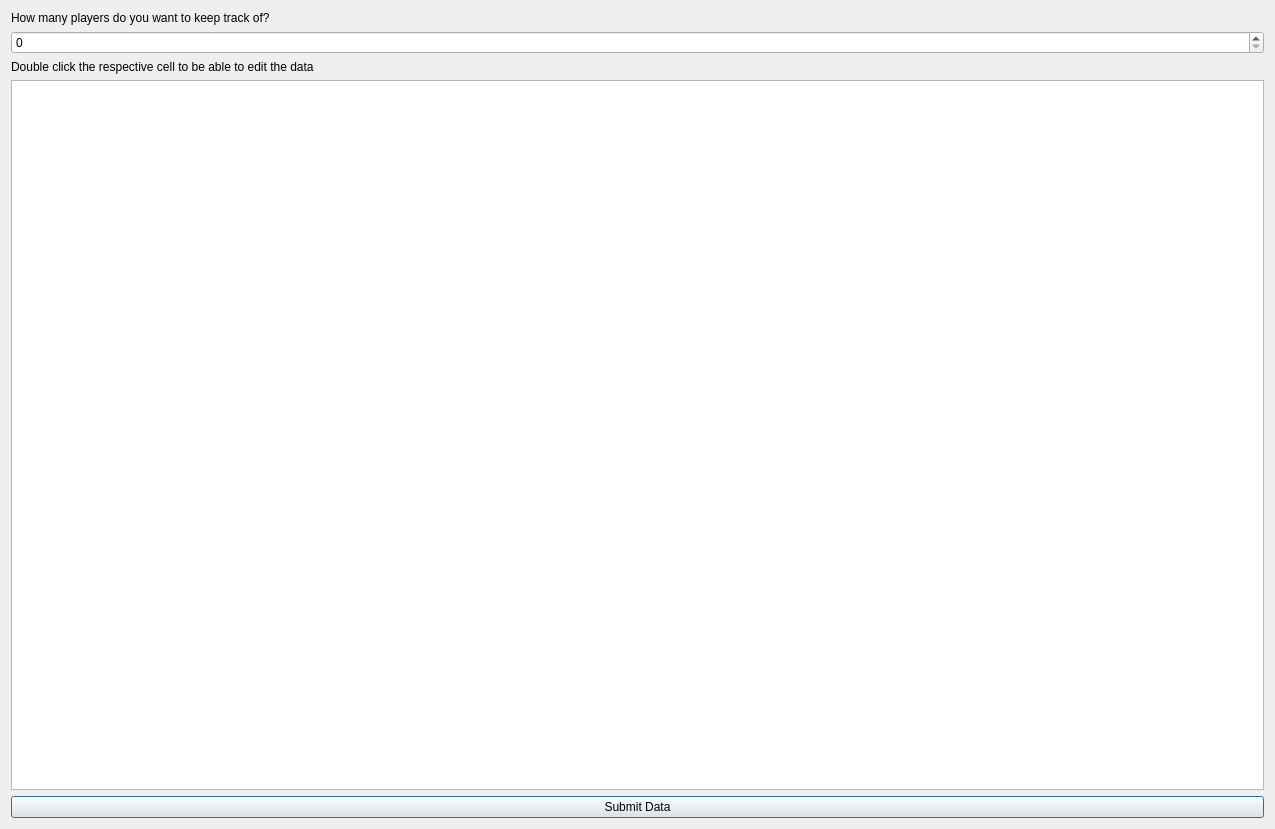
Qt form MapleDailyTracker/initilizationwindow.ui (BryceCallender/OldMapleTracker) before a commit.
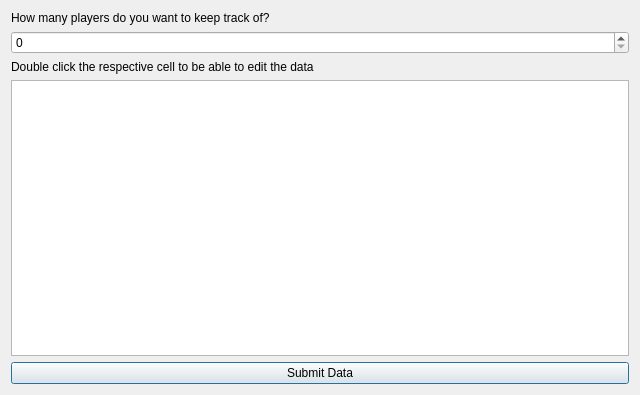
The same form after that commit.

The edit to the form file:
```diff
--- a/MapleDailyTracker/initilizationwindow.ui
+++ b/MapleDailyTracker/initilizationwindow.ui
@@ -6,8 +6,8 @@
    <rect>
     <x>0</x>
     <y>0</y>
-    <width>1275</width>
-    <height>829</height>
+    <width>640</width>
+    <height>395</height>
    </rect>
   </property>
   <property name="windowTitle">
```
